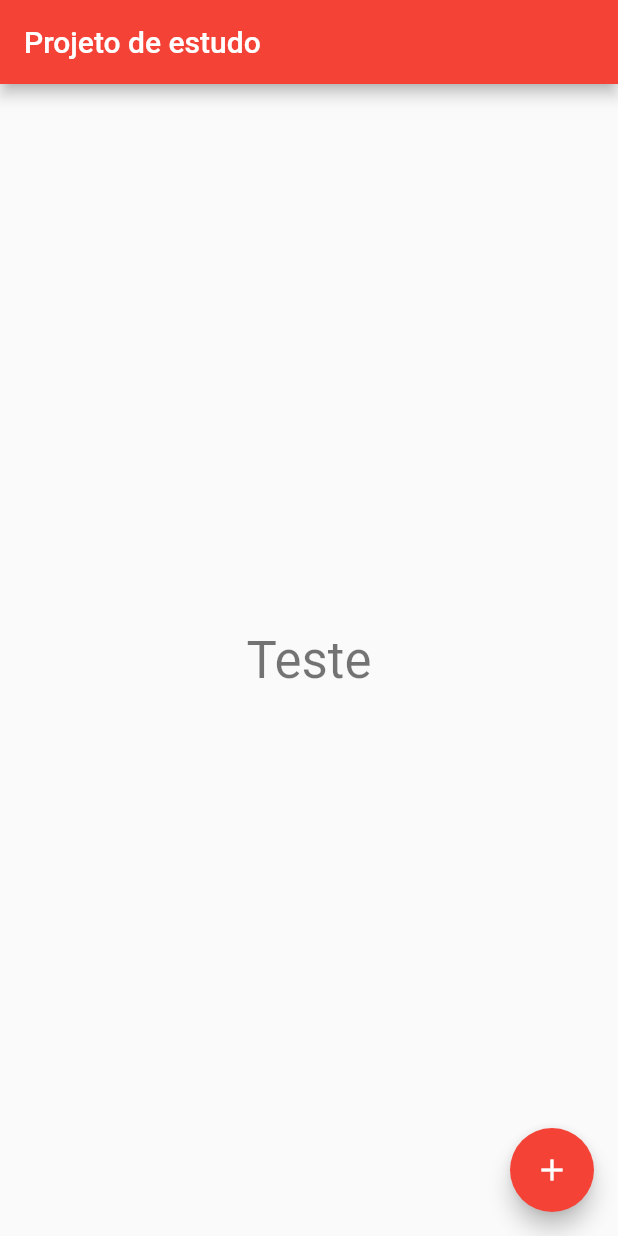
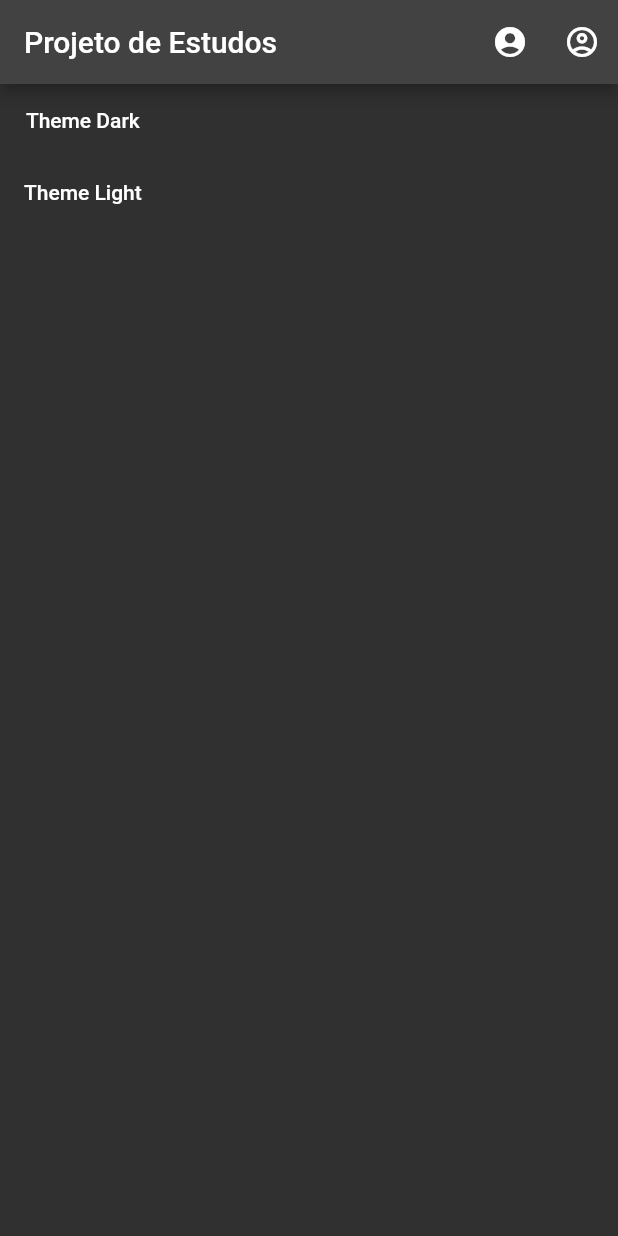
Before and after one commit to PauloSTDev/Flutter_UI, a Flutter app: the screen it shows after launch, on a phone screen of 412 x 824 dp. Run offline on Flutter 3.47's test engine with Material 2 defaults, Android fonts, the phone set to English and light mode, and no system bars.

Commit message:
Provider + Dark/Light Theme

```diff
--- a/lib/main.dart
+++ b/lib/main.dart
@@ -1,5 +1,8 @@
 import 'package:flutter/material.dart';
+import 'package:flutter_ui/model/theme.dart';
+
 import 'package:flutter_ui/view/home.dart';
+import 'package:provider/provider.dart';
 void main() {
   runApp(MyApp());
 }
@@ -8,13 +11,24 @@ class MyApp extends StatelessWidget {
   // This widget is the root of your application.
   @override
   Widget build(BuildContext context) {
-    return MaterialApp(
-      title: 'Flutter Demo',
-      theme: ThemeData(
-        primarySwatch: Colors.red,
-        //brightness: Brightness.dark,
-      ),
-      home: MyHomePage(title: "Projeto de estudo"),
+    return ChangeNotifierProvider<ThemeChanger>(
+      create: (_) => ThemeChanger(ThemeData.dark()),
+      child: new MaterialAppWithTheme(),
     );
   }
 }
+
+class MaterialAppWithTheme extends StatelessWidget {
+  @override
+  Widget build(BuildContext context) {
+    final theme = Provider.of<ThemeChanger>(context);
+    return MaterialApp(
+      home: HomePage(),
+      theme: theme.getTheme(),
+      //ThemeData(
+        //primarySwatch: Colors.red,
+        //brightness: Brightness.dark,
+      //),
+    );
+  }
+}
--- /dev/null
+++ b/lib/model/theme.dart
@@ -0,0 +1,16 @@
+import 'package:flutter/material.dart';
+
+
+class ThemeChanger with ChangeNotifier {
+
+  ThemeData ?_themeData;
+
+  ThemeChanger(this._themeData);
+
+  getTheme() => _themeData;
+
+  setTheme(ThemeData theme) {
+    _themeData = theme;
+    notifyListeners();
+  }
+}
--- a/lib/view/home.dart
+++ b/lib/view/home.dart
@@ -1,36 +1,30 @@
 import 'package:flutter/material.dart';
+import 'package:flutter_ui/model/theme.dart';
+import 'package:provider/provider.dart';
 
-class MyHomePage extends StatefulWidget {
-  MyHomePage({Key? key, required this.title}) : super(key: key);
-  String title;
-
-  @override
-  _MyHomePageState createState() => _MyHomePageState();
-}
-
-class _MyHomePageState extends State<MyHomePage> {
+class HomePage extends StatelessWidget{
   @override
   Widget build(BuildContext context) {
-
+    ThemeChanger _themeChanger = Provider.of<ThemeChanger>(context);
     return Scaffold(
       appBar: AppBar(
-        title: Text(widget.title),
+        title: const Text("Projeto de Estudos"),
+        actions: [
+          IconButton(
+          onPressed: ()=> _themeChanger.setTheme(ThemeData.dark()),
+              icon: Icon(Icons.account_circle)),
+          IconButton(
+              onPressed: ()=> _themeChanger.setTheme(ThemeData.light()),
+              icon: Icon(Icons.account_circle_outlined)),
+        ],
       ),
-      body: Center(
+      body: Container(
         child: Column(
-          mainAxisAlignment: MainAxisAlignment.center,
-          children: <Widget>[
-            Text(
-              'Teste',
-              style: Theme.of(context).textTheme.headline4,
-            ),
+          children: [
+            FlatButton(onPressed: ()=> _themeChanger.setTheme(ThemeData.dark()), child: Text("Theme Dark")),
+            FlatButton(onPressed: ()=> _themeChanger.setTheme(ThemeData.light()), child: Text("Theme Light")),
           ],
-        ),
-      ),
-      floatingActionButton: FloatingActionButton(
-        onPressed: () {},
-        tooltip: 'Increment',
-        child: Icon(Icons.add),
+        )
       ),
     );
   }
--- a/pubspec.yaml
+++ b/pubspec.yaml
@@ -21,6 +21,8 @@ environment:
   sdk: ">=2.12.0 <3.0.0"
 
 dependencies:
+  provider:
+  dynamic_themes:
   flutter:
     sdk: flutter
 
```
Also changed, not shown: pubspec.lock, 1 other file.
